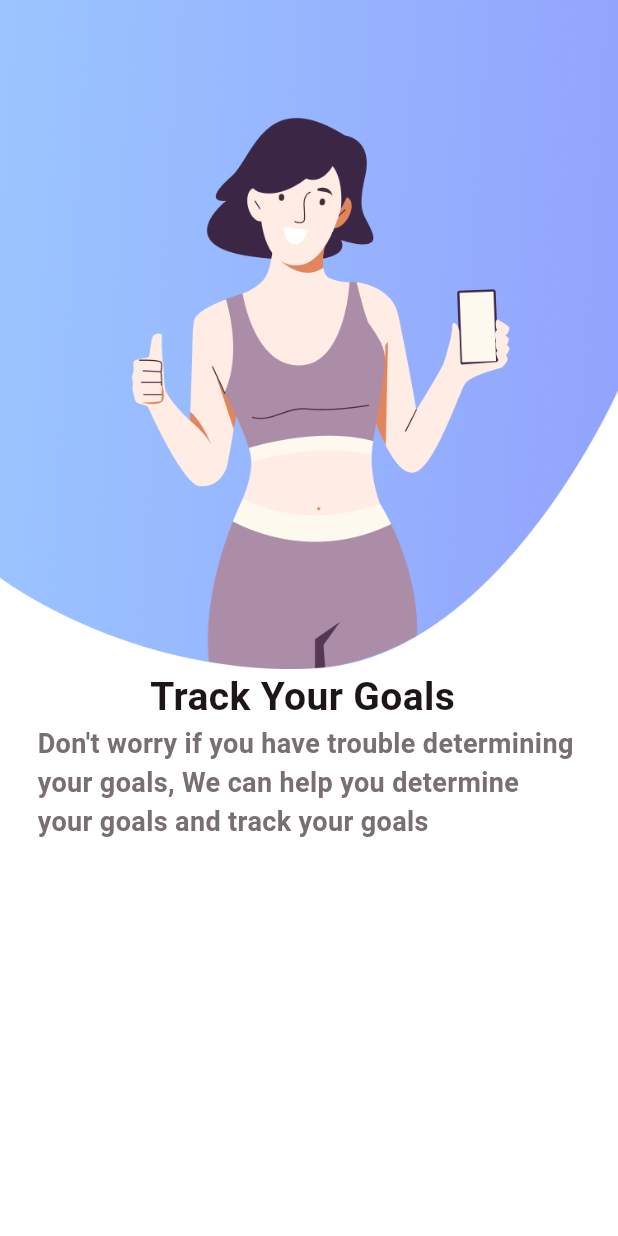
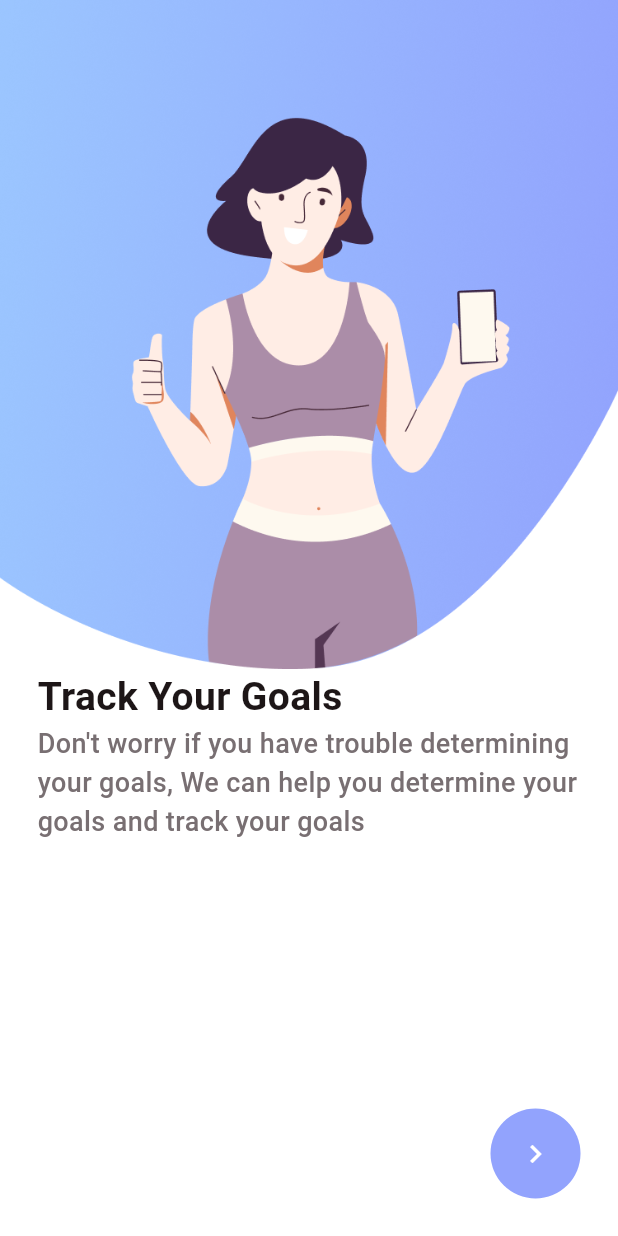
Before and after one commit to aagh20190-code/upwards, a Flutter app: the screen it shows after launch, on a phone screen of 412 x 824 dp. Run offline on Flutter 3.47's test engine with Material 3 defaults, Android fonts, the phone set to English and light mode, and no system bars.

Commit message:
new changes on button

```diff
--- a/lib/common_widget/on_boardig_page.dart
+++ b/lib/common_widget/on_boardig_page.dart
@@ -10,7 +10,7 @@ class OnBoardingPage extends StatelessWidget {
   Widget build(BuildContext context) {
     var media  = MediaQuery.of(context).size;
     return SizedBox(
-      width: media.width * 0.1,
+      width: media.width,
       height: media.height,
       child: Column(
         mainAxisAlignment: MainAxisAlignment.start,
@@ -22,7 +22,7 @@ class OnBoardingPage extends StatelessWidget {
             fit: BoxFit.fitWidth,
           ),
           Padding(
-            padding: const EdgeInsets.symmetric(horizontal: 100),
+            padding: const EdgeInsets.symmetric(horizontal: 25),
             child: Text(
               pObj["title"].toString(),
               style: TextStyle(
@@ -39,7 +39,7 @@ class OnBoardingPage extends StatelessWidget {
               style: TextStyle(
                   color: TColor.grey,
                   fontSize: 18,
-                  fontWeight: FontWeight.w700),
+                  fontWeight: FontWeight.w500),
             ),
           ),
         ],
--- a/lib/view/on_boarding/on_boarding_view.dart
+++ b/lib/view/on_boarding/on_boarding_view.dart
@@ -45,14 +45,23 @@ List pageArr =[
     var media = MediaQuery.of(context).size;
     return Scaffold(
       backgroundColor: TColor.white,
-      body: Stack(children: [
+      body: Stack(
+        alignment: Alignment.bottomRight,
+        children: [
         PageView.builder(
           controller: controller,
           itemCount: pageArr.length,
           itemBuilder: (context, index) {
             var pObj = pageArr[index] as Map? ?? {};
           return OnBoardingPage(pObj: pObj);
-        },)
+        },),
+        Container(
+          margin: const EdgeInsets.symmetric(horizontal: 25,vertical: 25),
+          width: 60,
+          height: 60,
+          decoration: BoxDecoration(color: TColor.primaryColor1,borderRadius: BorderRadius.circular(35)),
+          child: IconButton(icon: Icon(Icons.navigate_next,color: TColor.white), onPressed: (){}, ),
+        )
       ],),
     );
   }
```
